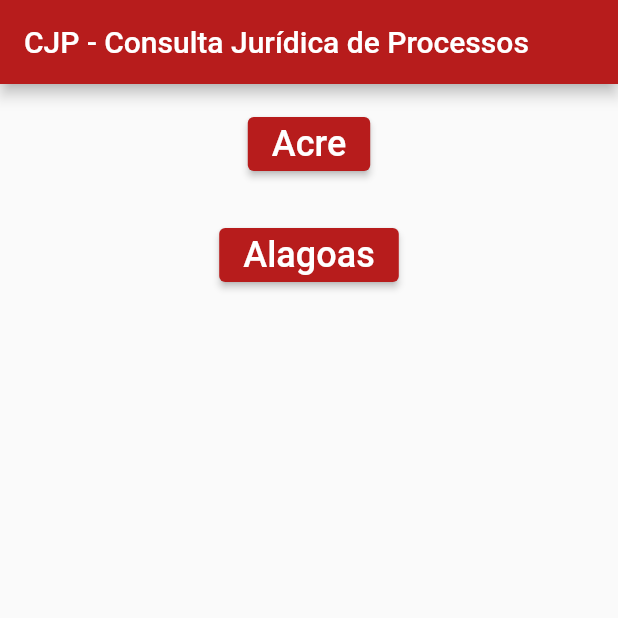
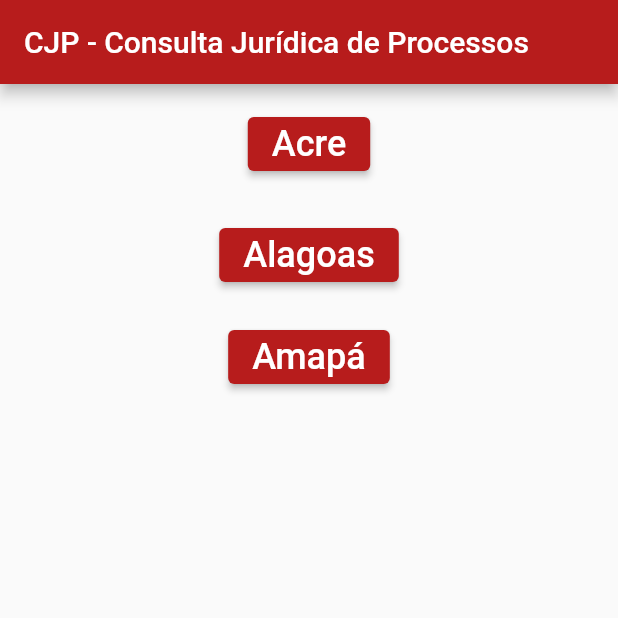
Before and after one commit to HeroRickyGAMES/Projeto-CPJ-Consulta-Juridica-de-Processos, a Flutter app: the screen it shows after launch, on a phone screen of 412 x 824 dp, the top half of it. Run offline on Flutter 3.47's test engine with Material 2 defaults, Android fonts, the light colour scheme and no system bars; our stand-ins replace webview_flutter.

Commit message:
Adição do Amapá porém não finalizado! Adição do JavaScript ao navegador

```diff
--- a/lib/main.dart
+++ b/lib/main.dart
@@ -1,6 +1,7 @@
 import 'package:flutter/material.dart';
 import './Acre.dart';
 import './Alagoas.dart';
+import './amapa.dart';
 
 //Programado por HeroRickyGames
 
@@ -47,6 +48,15 @@
 
   }
 
+  void amapabtn()  {
+
+    Navigator.push(context,
+        MaterialPageRoute(builder: (context){
+          return Amapa();
+        }));
+
+  }
+
   @override
   Widget build(BuildContext context) {
     return Scaffold(
@@ -68,7 +78,9 @@
             child:
             ElevatedButton(
               onPressed: acrebtn,
-              child: Text('Acre', style: TextStyle(
+              child: Text(
+                'Acre',
+                style: TextStyle(
                 fontSize: 24,
               ),
               ),
@@ -83,7 +95,25 @@
             child:
             ElevatedButton(
               onPressed: AlagoasBTN,
-              child: Text('Alagoas',
+              child: Text(
+                'Alagoas',
+                style: TextStyle(
+                  fontSize: 24,
+                ),
+              ),
+              style: ElevatedButton.styleFrom(
+                backgroundColor: Colors.red[900],
+              ),
+            ),
+          ),
+          Container(
+            alignment: Alignment.center,
+            padding: EdgeInsets.all(10),
+            child:
+            ElevatedButton(
+              onPressed: amapabtn,
+              child: Text(
+                'Amapá',
                 style: TextStyle(
                   fontSize: 24,
                 ),
--- a/lib/webviewPage.dart
+++ b/lib/webviewPage.dart
@@ -34,6 +34,8 @@
       ..loadRequest(
         Uri.parse(widget.url),
       );
+
+    controller.setJavaScriptMode(JavaScriptMode.unrestricted);
   }
 
   @override
```
Also changed, not shown: lib/amapa.dart (added, +105 -0 lines).
